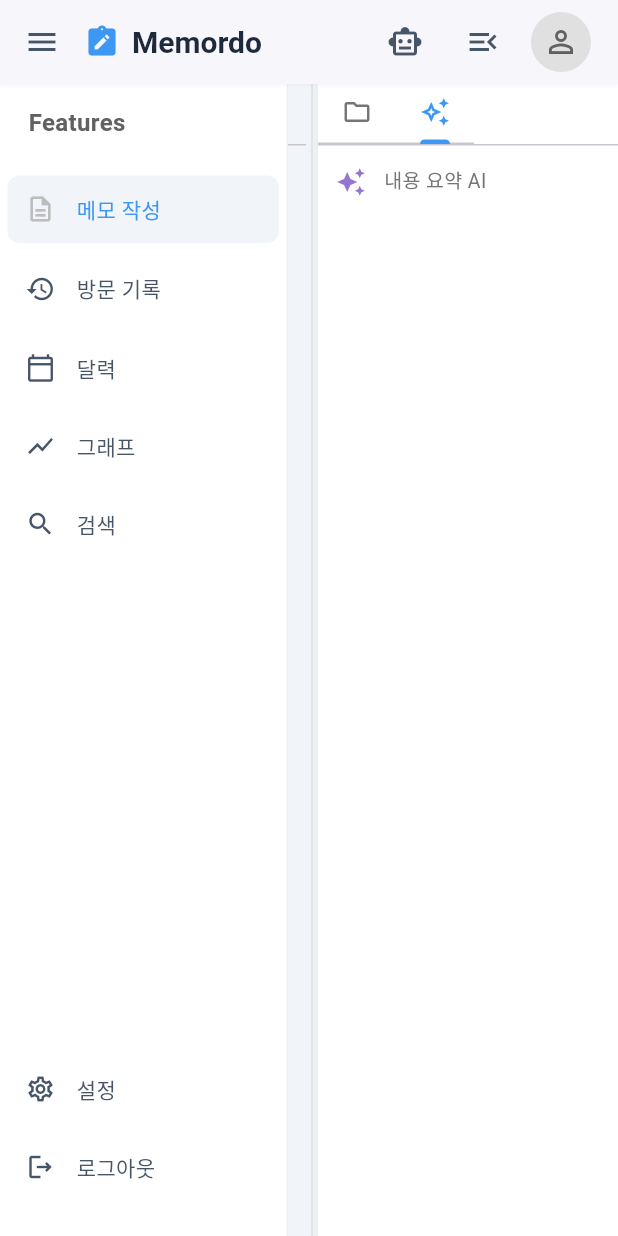
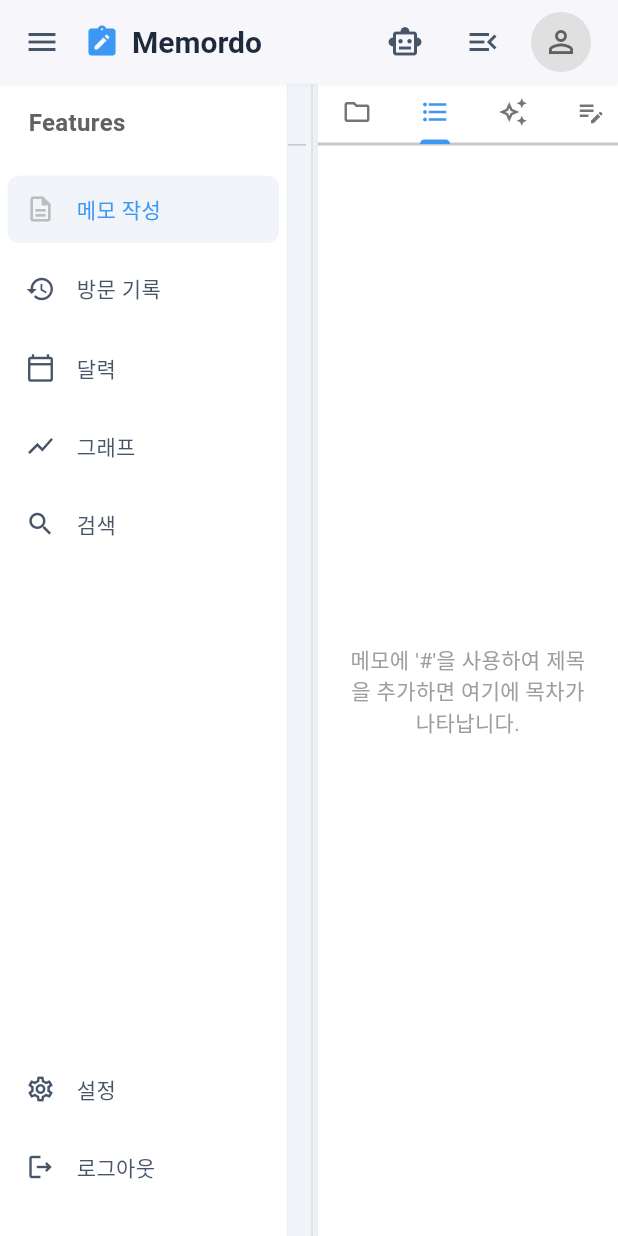
Before and after one commit to 810072/Memordo, a Flutter app: the MainLayout screen opened directly with empty values, tab 2 chosen, on a phone screen of 412 x 824 dp. Run offline on Flutter 3.47's test engine with Material 3 defaults, Android fonts, the light colour scheme and no system bars; our stand-ins replace file_picker, flutter_dotenv, flutter_secure_storage, shared_preferences, table_calendar; missing offline and left inert: dart:html, desktop_multi_window, graphview, window_manager; accounts and stored records are empty; network calls fail; Roboto replaces fonts that are missing (Work Sans).

Commit message:
스크래치 패드 및 헤더 표시 기능 추가

```diff
--- a/Frontend/lib/layout/right_sidebar_content.dart
+++ b/Frontend/lib/layout/right_sidebar_content.dart
@@ -6,6 +6,8 @@ import '../model/file_system_entry.dart';
 import '../widgets/expandable_folder_tile.dart';
 import '../layout/bottom_section_controller.dart';
 import '../widgets/ai_summary_widget.dart';
+import '../widgets/note_outline_view.dart';
+import '../widgets/scratchpad_view.dart';
 
 class RightSidebarContent extends StatefulWidget {
   final bool isLoading;
@@ -39,7 +41,7 @@ class _RightSidebarContentState extends State<RightSidebarContent>
   @override
   void initState() {
     super.initState();
-    _tabController = TabController(length: 2, vsync: this);
+    _tabController = TabController(length: 4, vsync: this);
 
     WidgetsBinding.instance.addPostFrameCallback((_) {
       _bottomSectionController = Provider.of<BottomSectionController>(
@@ -77,7 +79,9 @@ class _RightSidebarContentState extends State<RightSidebarContent>
           child: Row(
             mainAxisAlignment: MainAxisAlignment.start,
             children: [
-              TabBar(
+              // ✨ [수정] TabBar를 Flexible로 감싸서 RenderFlex overflow 오류를 해결합니다.
+              Flexible(
+                child: TabBar(
                   controller: _tabController,
                   isScrollable: true,
                   labelColor: Theme.of(context).primaryColor,
@@ -94,10 +98,19 @@ class _RightSidebarContentState extends State<RightSidebarContent>
                       iconMargin: EdgeInsets.zero,
                     ),
                     Tab(
+                      icon: Icon(Icons.format_list_bulleted, size: 20),
+                      iconMargin: EdgeInsets.zero,
+                    ),
+                    Tab(
                       icon: Icon(Icons.auto_awesome_outlined, size: 20),
                       iconMargin: EdgeInsets.zero,
                     ),
+                    Tab(
+                      icon: Icon(Icons.edit_note, size: 20),
+                      iconMargin: EdgeInsets.zero,
+                    ),
                   ],
+                ),
               ),
             ],
           ),
@@ -109,10 +122,12 @@ class _RightSidebarContentState extends State<RightSidebarContent>
             physics: const NeverScrollableScrollPhysics(),
             children: [
               _buildFileListView(),
+              const NoteOutlineView(),
               Padding(
                 padding: const EdgeInsets.all(12.0),
                 child: AiSummaryWidget(),
               ),
+              const ScratchpadView(),
             ],
           ),
         ),
@@ -155,7 +170,6 @@ class _RightSidebarContentState extends State<RightSidebarContent>
             ],
           ),
         ),
-        // ✨ [수정] "저장된 메모"와 파일 목록 사이의 불필요한 여백을 제거했습니다.
         if (widget.isLoading)
           const Expanded(child: Center(child: CircularProgressIndicator()))
         else if (widget.fileSystemEntries.isEmpty)
--- /dev/null
+++ b/Frontend/lib/providers/note_provider.dart
@@ -0,0 +1,79 @@
+// lib/providers/note_provider.dart
+import 'package:flutter/material.dart';
+
+// Header 정보를 담을 데이터 클래스
+class HeaderInfo {
+  final String text;
+  final int level;
+  final int position;
+
+  HeaderInfo({required this.text, required this.level, required this.position});
+}
+
+class NoteProvider with ChangeNotifier {
+  TextEditingController? _controller;
+  FocusNode? _focusNode;
+
+  TextEditingController? get controller => _controller;
+
+  // 컨트롤러와 포커스 노드를 등록하는 메서드
+  void register(TextEditingController controller, FocusNode focusNode) {
+    // 이미 등록된 리스너가 있다면 제거하여 중복을 방지합니다.
+    if (_controller != null) {
+      _controller!.removeListener(_onTextChanged);
+    }
+    _controller = controller;
+    _focusNode = focusNode;
+    // 텍스트가 변경될 때마다 리스너를 호출합니다.
+    _controller!.addListener(_onTextChanged);
+    // 등록 즉시 한 번 텍스트를 파싱합니다.
+    _onTextChanged();
+  }
+
+  // 텍스트가 변경되었음을 알리는 내부 메서드
+  void _onTextChanged() {
+    notifyListeners();
+  }
+
+  // 특정 위치로 커서를 이동시키는 메서드
+  void jumpTo(int offset) {
+    if (_controller != null && _focusNode != null) {
+      _controller!.selection = TextSelection.fromPosition(
+        TextPosition(offset: offset),
+      );
+      _focusNode!.requestFocus();
+    }
+  }
+
+  // 마크다운 헤더를 파싱하는 로직
+  List<HeaderInfo> parseHeaders() {
+    if (_controller == null) return [];
+    final text = _controller!.text;
+    final lines = text.split('\n');
+    final headers = <HeaderInfo>[];
+    int currentPosition = 0;
+
+    final headerRegex = RegExp(r'^(#{1,6})\s+(.*)');
+
+    for (final line in lines) {
+      final match = headerRegex.firstMatch(line);
+      if (match != null) {
+        final level = match.group(1)!.length;
+        final headerText = match.group(2)!.trim();
+        headers.add(
+          HeaderInfo(text: headerText, level: level, position: currentPosition),
+        );
+      }
+      // 각 줄의 길이 + 개행 문자(1)를 더해 다음 줄의 시작 위치를 계산합니다.
+      currentPosition += line.length + 1;
+    }
+    return headers;
+  }
+
+  @override
+  void dispose() {
+    // Provider가 소멸될 때 리스너를 확실히 제거합니다.
+    _controller?.removeListener(_onTextChanged);
+    super.dispose();
+  }
+}
--- /dev/null
+++ b/Frontend/lib/widgets/note_outline_view.dart
@@ -0,0 +1,78 @@
+// lib/widgets/note_outline_view.dart
+import 'package:flutter/material.dart';
+import 'package:provider/provider.dart';
+import '../providers/note_provider.dart';
+
+class NoteOutlineView extends StatelessWidget {
+  const NoteOutlineView({Key? key}) : super(key: key);
+
+  @override
+  Widget build(BuildContext context) {
+    // Consumer를 사용하여 NoteProvider의 변경 사항을 감지합니다.
+    return Consumer<NoteProvider>(
+      builder: (context, noteProvider, child) {
+        // 컨트롤러가 아직 등록되지 않았으면 안내 메시지를 표시합니다.
+        if (noteProvider.controller == null) {
+          return const Center(
+            child: Text(
+              '메모를 열면 개요가 표시됩니다.',
+              style: TextStyle(color: Colors.grey),
+            ),
+          );
+        }
+
+        final headers = noteProvider.parseHeaders();
+
+        // 헤더가 없으면 안내 메시지를 표시합니다.
+        if (headers.isEmpty) {
+          return const Center(
+            child: Padding(
+              padding: EdgeInsets.all(16.0),
+              child: Text(
+                "메모에 '#'을 사용하여 제목을 추가하면 여기에 목차가 나타납니다.",
+                textAlign: TextAlign.center,
+                style: TextStyle(color: Colors.grey),
+              ),
+            ),
+          );
+        }
+
+        // 헤더 목록을 ListView로 표시합니다.
+        return ListView.builder(
+          padding: const EdgeInsets.symmetric(vertical: 8.0, horizontal: 4.0),
+          itemCount: headers.length,
+          itemBuilder: (context, index) {
+            final header = headers[index];
+            return InkWell(
+              onTap: () {
+                // 헤더를 탭하면 해당 위치로 이동합니다.
+                noteProvider.jumpTo(header.position);
+              },
+              borderRadius: BorderRadius.circular(4.0),
+              child: Padding(
+                // 헤더 레벨에 따라 들여쓰기를 적용합니다.
+                padding: EdgeInsets.only(
+                  left: (header.level - 1) * 12.0,
+                  top: 6.0,
+                  bottom: 6.0,
+                  right: 4.0,
+                ),
+                child: Text(
+                  header.text,
+                  style: TextStyle(
+                    fontSize: 13,
+                    // 헤더 레벨에 따라 폰트 두께를 다르게 설정합니다.
+                    fontWeight:
+                        header.level == 1 ? FontWeight.bold : FontWeight.normal,
+                    color: Colors.grey.shade800,
+                  ),
+                  overflow: TextOverflow.ellipsis,
+                ),
+              ),
+            );
+          },
+        );
+      },
+    );
+  }
+}
```
Also changed, not shown: Frontend/lib/features/meeting_screen.dart (+10 -24 lines), Frontend/lib/layout/bottom_section_controller.dart (+4 -7 lines), Frontend/lib/main.dart (+11 -13 lines), Frontend/lib/providers/scratchpad_provider.dart (added, +42 -0 lines), Frontend/lib/widgets/scratchpad_view.dart (added, +29 -0 lines). Lines whose indentation alone changed are shown as unchanged.
